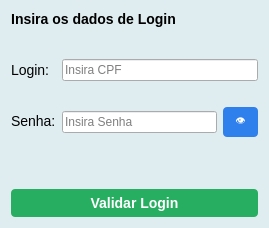
Old version of the form tela_login.ui in the repository mateuszinum/Projeto-Clinica-Veterinaria.
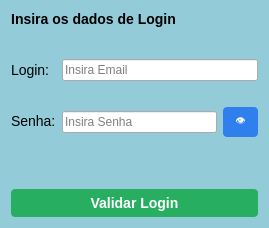
New version of the form.

What changed in the file:
```diff
--- a/tela_login.ui
+++ b/tela_login.ui
@@ -7,7 +7,7 @@
     <x>0</x>
     <y>0</y>
     <width>269</width>
-    <height>224</height>
+    <height>225</height>
    </rect>
   </property>
   <property name="windowTitle">
@@ -15,7 +15,7 @@
   </property>
   <property name="styleSheet">
    <string notr="true">QWidget#Form {
-    background-color: #dfedf0;
+    background-color: #93cbd9;
 }</string>
   </property>
   <layout class="QFormLayout" name="formLayout_2">
@@ -65,7 +65,7 @@
     font-size: 12px;</string>
        </property>
        <property name="placeholderText">
-        <string>Insira CPF</string>
+        <string>Insira Email</string>
        </property>
       </widget>
      </item>
```
